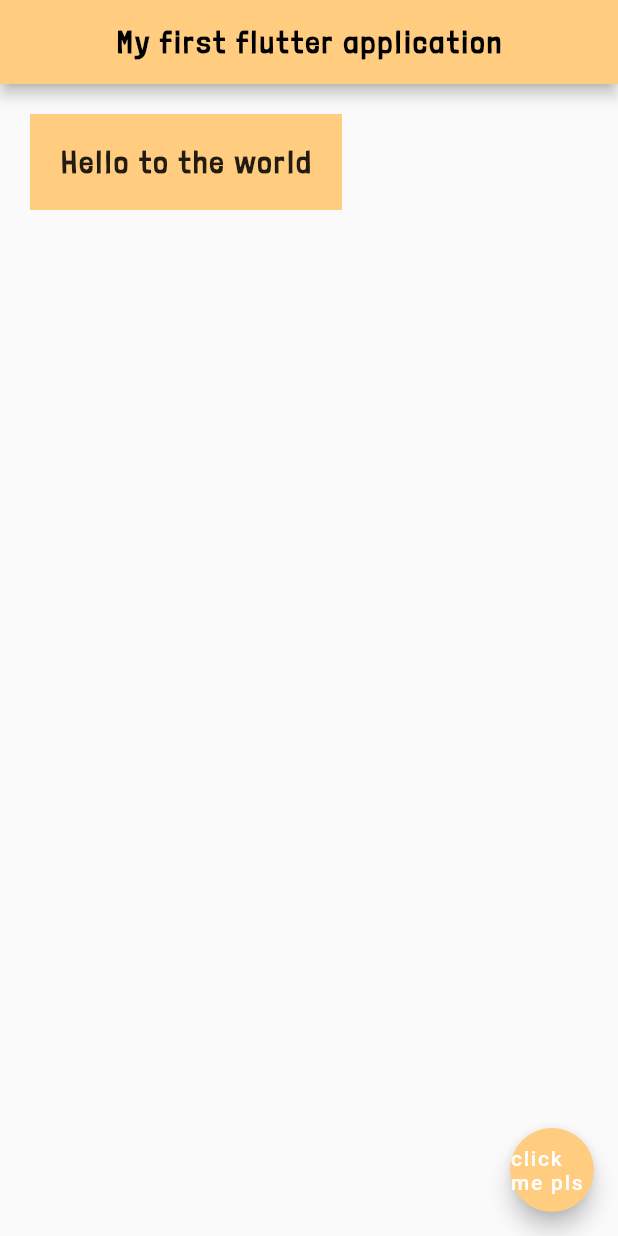
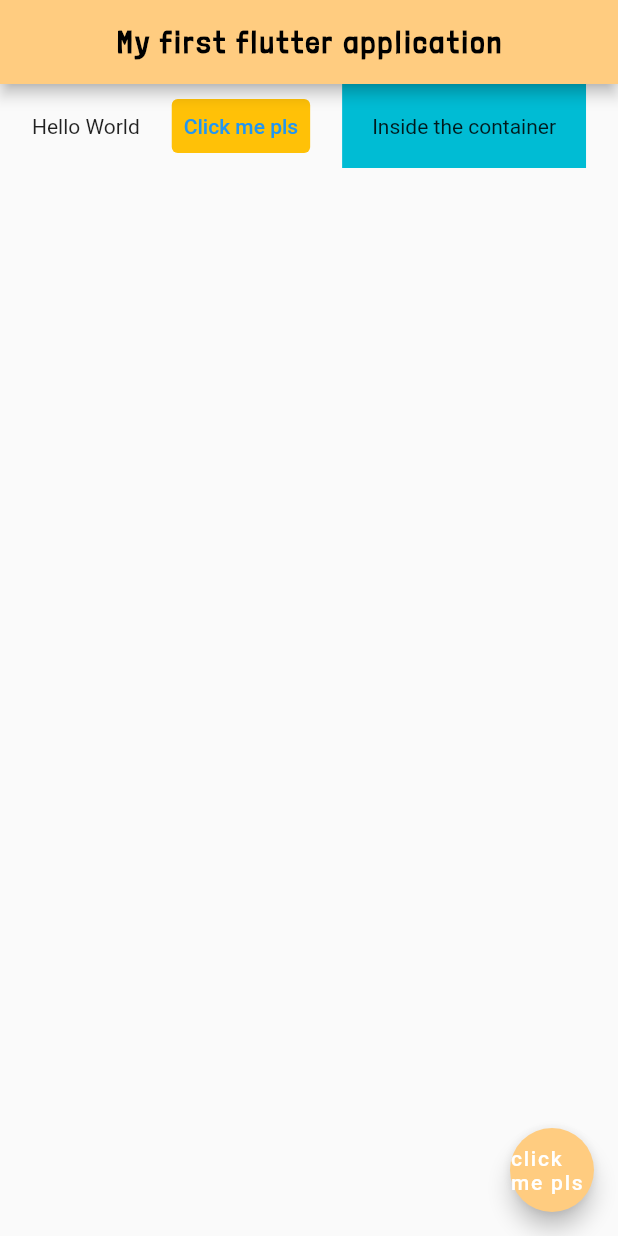
Before and after one commit to SurgeousJP/FlutterReferenceCode, a Flutter app: the screen it shows after launch, on a phone screen of 412 x 824 dp. Run offline on Flutter 3.47's test engine with Material 2 defaults, Android fonts, the phone set to English and light mode, and no system bars.

Commit message:
Row Widget in Flutter

```diff
--- a/lib/main.dart
+++ b/lib/main.dart
@@ -26,22 +26,24 @@ class Home extends StatelessWidget {
           centerTitle: true,
           backgroundColor: Colors.orange[200]
       ),
-      body: Container(
-        // Padding: The distance between the content and its boundary
-        padding: EdgeInsets.all(20.0),
-        // Margin: The distance between the boundary to another one
-        margin: EdgeInsets.all(20.0),
-        color: Colors.orange[200],
-        child: Text(
-          'Hello to the world',
-          style: TextStyle(
-            fontSize: 20.0,
-            fontWeight: FontWeight.bold,
-            letterSpacing: 2.0,
-            color: Colors.black87,
-            fontFamily: "LondrinaSolid"
+      body: Row(
+        mainAxisAlignment: MainAxisAlignment.spaceEvenly,
+        crossAxisAlignment: CrossAxisAlignment.center,
+        children: <Widget>[
+          Text('Hello World'),
+          TextButton(
+              onPressed: (){},
+              style: ButtonStyle(
+                backgroundColor: MaterialStateProperty.all(Colors.amber),
+              ),
+              child: Text('Click me pls'),
+          ),
+          Container(
+            color: Colors.cyan,
+            padding: EdgeInsets.all(20.0),
+            child: Text('Inside the container')
           )
-        )
+        ],
       ),
       floatingActionButton: FloatingActionButton(
         onPressed: () {  },
```
